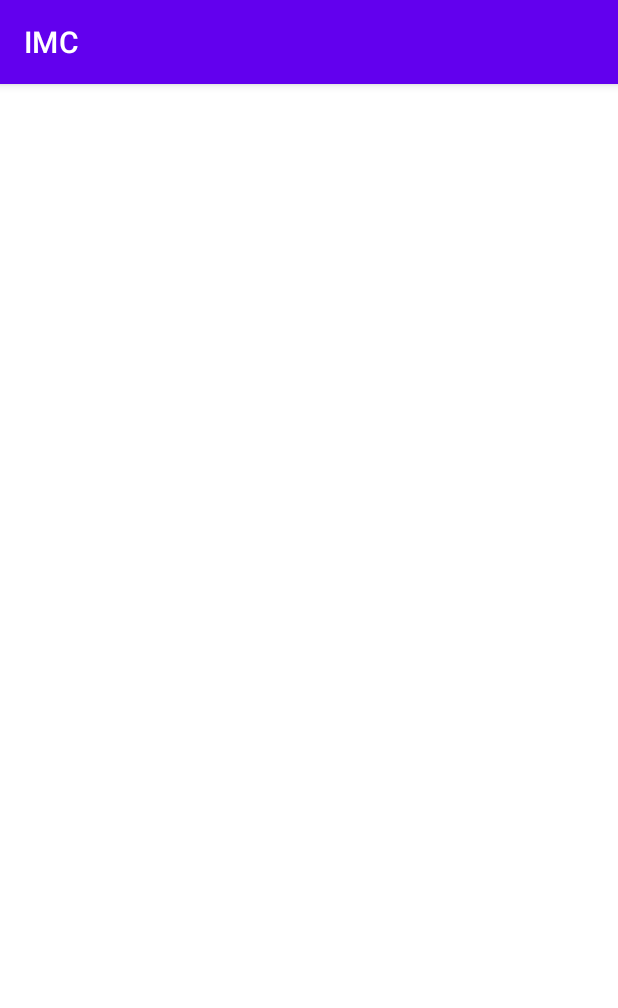
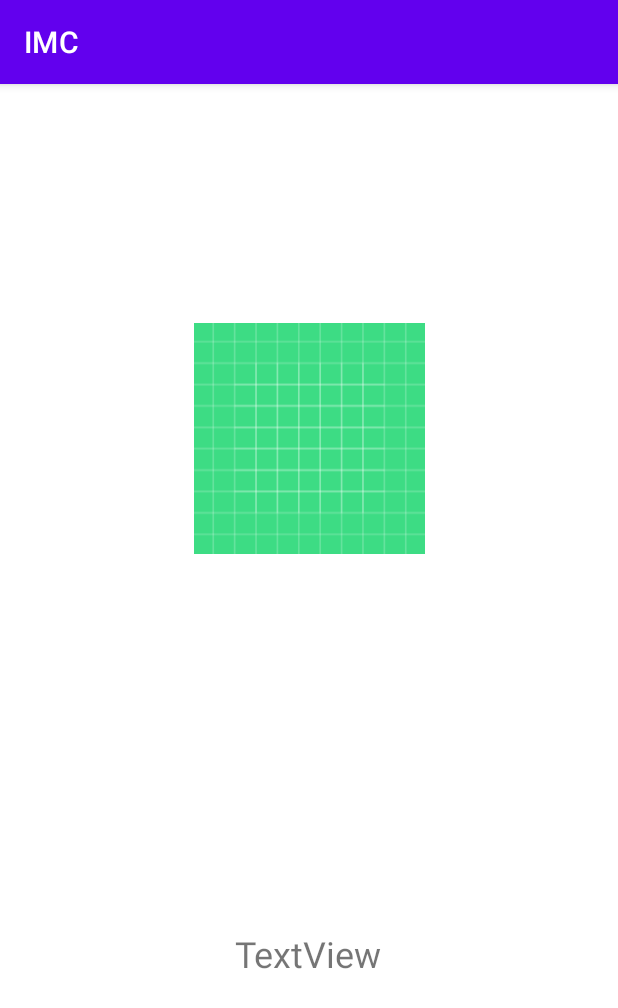
Before and after one commit to Aphideth/IMC_Calculator, an Android app: the screen it shows after launch (ResultatActivity), after a tap on "CALCUL IMC", on a phone screen of 412 x 824 dp. Shown: the top 1008 px of the screen. Run offline under Robolectric (Android 15) with nearby library versions, the phone set to English and light mode, and no system bars; 2 statements that could not run were skipped.

Commit message:
modif getter

```diff
--- a/app/src/main/java/com/example/imc/MainActivity.kt
+++ b/app/src/main/java/com/example/imc/MainActivity.kt
@@ -3,11 +3,13 @@ package com.example.imc
 import android.content.Intent
 import androidx.appcompat.app.AppCompatActivity
 import android.os.Bundle
+import android.service.autofill.FieldClassification
 import android.view.View
 import android.widget.Button
 import android.widget.EditText
 import android.widget.TextView
 import android.widget.Toast
+import kotlinx.android.synthetic.main.activity_main.*
 import org.w3c.dom.Text
 import kotlin.math.roundToInt
 import kotlin.math.roundToLong
@@ -17,9 +19,8 @@ class MainActivity : AppCompatActivity() {
 
     //declaration variable
     var imc: Double = 0.0
-        get() = field
+    var imc2: String = ""
     var editNom: String = ""
-        get() = field
     var editPoids: Double = 0.0
     var editTaille: Double = 0.0
 
@@ -28,27 +29,51 @@ class MainActivity : AppCompatActivity() {
         setContentView(R.layout.activity_main)
 
         //find by id
-        val nom = findViewById<EditText>(R.id.txtNom)
-        val poids = findViewById<EditText>(R.id.txtPoids)
-        val taille = findViewById<EditText>(R.id.txtTaille)
-        val resultat = findViewById<Button>(R.id.btnResultat)
+//        val nom = findViewById<EditText>(R.id.txtNom)
+//        val poids = findViewById<EditText>(R.id.txtPoids)
+//        val taille = findViewById<EditText>(R.id.txtTaille)
+//        val resultat = findViewById<Button>(R.id.btnResultat)
 
-        resultat.setOnClickListener() {
+            btnResultat.setOnClickListener() {
+                // recup des données saisies
+                editNom = txtNom.text.toString()
+                println("$editNom")
+                editPoids = txtPoids.text.toString().toDouble()
+                println("$editPoids")
+                editTaille = txtTaille.text.toString().toDouble()
+                println("$editTaille")
+                //appel de la methode de calcul
+                imc = (editPoids / ((editTaille / 100) * (editTaille / 100)))
+                println(imc)
+                imc2 = String.format("%.2f",imc)
+                println(imc2)
+                val intent = Intent(this, ResultatActivity::class.java)
+                intent.putExtra("nom",editNom)
+                intent.putExtra("imc",imc2)
+                startActivity(intent)
+
+
+                /* Mourad****************
+        var personne : Personne? = null
+        btnResultat.setOnClickListener() {
             // recup des données saisies
-            editNom = nom.text.toString()
-            editPoids = poids.text.toString().toDouble()
-            editTaille = taille.text.toString().toDouble()
+            personne?.editNom = txtNom.text.toString()
+            println("${personne?.editNom}")
+            personne?.editPoids = txtPoids.text.toString().toDouble()
+            println("${personne?.editPoids}")
+            personne?.editTaille = txtTaille.text.toString().toDouble()
+            println("${personne?.editTaille}")
             //appel de la methode de calcul
-            calcul()
-        }
+            personne?.calcul()
+            println(personne?.imc)
+            val intent = Intent(this, ResultatActivity::class.java)
+            intent.putExtra("nom",personne?.editNom)
+            intent.putExtra("imc",personne?.imc)
+            startActivity(intent)
+*/
+            }
 
     }
 
-    // methode de calcul IMC
-    fun calcul() {
-        imc = (editPoids/((editTaille/100)*(editTaille/100)))
-        Toast.makeText(this, "Votre IMC = $imc", Toast.LENGTH_SHORT).show()
-        val intent = Intent(this, ResultatActivity::class.java)
-        startActivity(intent)
-    }
+
 }
--- /dev/null
+++ b/app/src/main/java/com/example/imc/Personne.kt
@@ -0,0 +1,9 @@
+package com.example.imc
+//Mourad***********
+class Personne (var editNom: String, var imc: Double, var editPoids: Double, var editTaille: Double) {
+
+    // methode de calcul IMC
+    fun calcul() {
+        imc = (editPoids / ((editTaille / 100) * (editTaille / 100)))
+    }
+}
--- a/app/src/main/java/com/example/imc/ResultatActivity.kt
+++ b/app/src/main/java/com/example/imc/ResultatActivity.kt
@@ -2,49 +2,52 @@ package com.example.imc
 
 import android.os.Bundle
 import androidx.appcompat.app.AppCompatActivity
+import kotlinx.android.synthetic.main.activity_main.*
 import kotlinx.android.synthetic.main.activity_resultat.*
 
 
 class ResultatActivity : AppCompatActivity() {
 
-//    var imc1: Int = imc1.imc
-//    var editNom1: String = editnom1.editNom
-//
-//
-//
-//    override fun onCreate(savedInstanceState: Bundle?) {
-//        super.onCreate(savedInstanceState)
-//        setContentView(R.layout.activity_resultat)
-//
-//
-//        if ( imc < 16.5){
-//            imgResultat.setImageResource(R.drawable.imc1)
-//            txtResultat.text = ("${editNom}, votre IMC est de ${imc}")
-//        }
-//        if (imc >= 16.5 && imc<18.5){
-//            imgResultat.setImageResource(R.drawable.imc2)
-//            txtResultat.text = ("${editNom}, votre IMC est de ${imc}")
-//        }
-//        if (imc >= 18.5 && imc<25){
-//            imgResultat.setImageResource(R.drawable.imc3)
-//            txtResultat.text = ("${editNom}, votre IMC est de ${imc}")
-//        }
-//        if (imc >= 25 && imc<30){
-//            imgResultat.setImageResource(R.drawable.imc4)
-//            txtResultat.text = ("${editNom}, votre IMC est de ${imc}")
-//        }
-//        if (imc >= 30 && imc<35){
-//            imgResultat.setImageResource(R.drawable.imc5)
-//            txtResultat.text = ("${editNom}, votre IMC est de ${imc}")
-//        }
-//        if (imc >= 35 && imc<40){
-//            imgResultat.setImageResource(R.drawable.imc6)
-//            txtResultat.text = ("${editNom}, votre IMC est de ${imc}")
-//        }
-//        if (imc >= 40) {
-//            imgResultat.setImageResource(R.drawable.imc7)
-//            txtResultat.text = ("${editNom}, votre IMC est de ${imc}")
-////        }
-//
-//    }
+
+    override fun onCreate(savedInstanceState: Bundle?) {
+        super.onCreate(savedInstanceState)
+        setContentView(R.layout.activity_resultat)
+
+        val bundle: Bundle? = intent.extras
+        val name: String? = bundle?.getString("nom")
+        val imc: Double? = bundle?.getString("imc")?.toDouble()
+        println("$name $imc")
+
+
+        if (imc != null) {
+            if (imc < 16.5) {
+                imgResultat.setImageResource(R.drawable.imc1)
+                txtResultat.text = ("$name, \nvotre IMC est de $imc")
+            }
+            if (imc >= 16.5 && imc < 18.5) {
+                imgResultat.setImageResource(R.drawable.imc2)
+                txtResultat.text = ("$name, \nvotre IMC est de $imc")
+            }
+            if (imc >= 18.5 && imc < 25) {
+                imgResultat.setImageResource(R.drawable.imc3)
+                txtResultat.text = ("$name, \nvotre IMC est de $imc")
+            }
+            if (imc >= 25 && imc < 30) {
+                imgResultat.setImageResource(R.drawable.imc4)
+                txtResultat.text = ("$name, \nvotre IMC est de $imc")
+            }
+            if (imc >= 30 && imc < 35) {
+                imgResultat.setImageResource(R.drawable.imc5)
+                txtResultat.text = ("$name, \nvotre IMC est de $imc")
+            }
+            if (imc >= 35 && imc < 40) {
+                imgResultat.setImageResource(R.drawable.imc6)
+                txtResultat.text = ("$name, \nvotre IMC est de $imc")
+            }
+            if (imc >= 40) {
+                imgResultat.setImageResource(R.drawable.imc7)
+                txtResultat.text = ("$name, \nvotre IMC est de $imc")
+            }
+        }
+    }
 }
```
